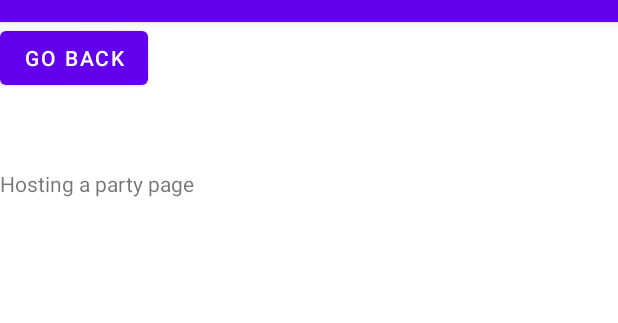
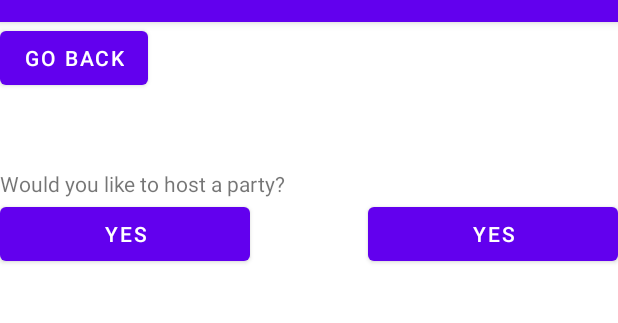
Before and after one commit to vsharma8363/1999, an Android app: the Hosting screen opened directly, with no data from a screen before it, on a phone screen of 412 x 824 dp, the part 62-385 px from its top. Run offline under Robolectric (Android 15) with nearby library versions, the phone set to English and light mode, and no system bars; our stand-ins replace Firebase (no records; nobody signed in at launch, a user with empty details on screens opened directly).

Commit message:
Added fragment capabilities in Application

```diff
--- a/Android/app/src/main/java/com/party/technologies/nineteen_ninety_nine/data/party/PartyInterface.java
+++ b/Android/app/src/main/java/com/party/technologies/nineteen_ninety_nine/data/party/PartyInterface.java
@@ -85,17 +85,16 @@ public class PartyInterface {
     }
 
     /**
-     * Returns an ArrayList of all parties that are hosted by a host with the UID.
+     * Returns a Party object hosted by a host with the UID.
      * @param hostUID A UID to search for.
-     * @return ArrayList of all parties that were created by host.
+     * @return Party object of party hosted by the host. (null if no party is being hosted)
      */
-    public static ArrayList<Party> getPartiesByHost(String hostUID) {
-        ArrayList<Party> output = new ArrayList<Party>();
-        for(Party p:allParties) {
-            if(p.getHostID().equals(hostUID))
-                output.add(p);
+    public static Party getPartyByHost(String hostUID) {
+        for(Party party:allParties) {
+            if(party.getHostID().equals(hostUID))
+                return party;
         }
-        return output;
+        return null;
     }
 
     /**Returns parties located in the radius (miles)**/
--- a/Android/app/src/main/java/com/party/technologies/nineteen_ninety_nine/ui/pages/Hosting.java
+++ b/Android/app/src/main/java/com/party/technologies/nineteen_ninety_nine/ui/pages/Hosting.java
@@ -1,7 +1,14 @@
 package com.party.technologies.nineteen_ninety_nine.ui.pages;
 
 import androidx.appcompat.app.AppCompatActivity;
+import androidx.fragment.app.Fragment;
+import androidx.fragment.app.FragmentManager;
+import androidx.fragment.app.FragmentTransaction;
+
 import com.party.technologies.nineteen_ninety_nine.R;
+import com.party.technologies.nineteen_ninety_nine.data.party.Party;
+import com.party.technologies.nineteen_ninety_nine.data.party.PartyInterface;
+import com.party.technologies.nineteen_ninety_nine.data.user.UserInterface;
 import com.party.technologies.nineteen_ninety_nine.ui.Home;
 
 import android.content.Intent;
@@ -23,5 +30,20 @@ public class Hosting extends AppCompatActivity {
                 startActivity(new Intent(getApplicationContext(), Home.class));
             }
         });
+        // Define individual possible fragments
+        Fragment newPartyFragment = new HostingNewParty();
+        Fragment createPartyFragment = new CreateParty();
+        // Create fragment management
+        FragmentManager fm = getSupportFragmentManager();
+        FragmentTransaction transaction = fm.beginTransaction();
+        // Load party data
+        Party partyByUser = PartyInterface.getPartyByHost(UserInterface.getCurrentUserUID());
+        partyByUser = null;
+        // If user is currently not hosting a party
+        if (partyByUser == null) {
+            transaction.replace(R.id.hosting_fragment_view, newPartyFragment);
+        }
+        else {}
+        transaction.commit();
     }
 }
--- /dev/null
+++ b/Android/app/src/main/java/com/party/technologies/nineteen_ninety_nine/ui/pages/HostingNewParty.java
@@ -0,0 +1,68 @@
+package com.party.technologies.nineteen_ninety_nine.ui.pages;
+
+import android.os.Bundle;
+
+import androidx.fragment.app.Fragment;
+import androidx.fragment.app.FragmentManager;
+import androidx.fragment.app.FragmentTransaction;
+
+import android.view.LayoutInflater;
+import android.view.View;
+import android.view.ViewGroup;
+import android.widget.Button;
+
+import com.party.technologies.nineteen_ninety_nine.R;
+
+/**
+ * A simple {@link Fragment} subclass.
+ * Use the {@link HostingNewParty#newInstance} factory method to
+ * create an instance of this fragment.
+ */
+public class HostingNewParty extends Fragment {
+
+    public HostingNewParty() {
+        // Required empty public constructor
+    }
+
+    public static HostingNewParty newInstance() {
+        HostingNewParty fragment = new HostingNewParty();
+        return fragment;
+    }
+
+    @Override
+    public void onCreate(Bundle savedInstanceState) {
+        super.onCreate(savedInstanceState);
+    }
+
+    @Override
+    public View onCreateView(LayoutInflater inflater, ViewGroup container,
+                             Bundle savedInstanceState) {
+        // Inflate the layout for this fragment
+        View view = inflater.inflate(R.layout.fragment_new_host, container, false);
+        // Add functionality for buttons.
+        Button yes1 = (Button) view.findViewById(R.id.yes_host_1);
+        Button yes2 = (Button) view.findViewById(R.id.yes_host_2);
+        // Add fragment functionality
+        Fragment fragment = new CreateParty();
+        FragmentManager fragmentManager = getActivity().getSupportFragmentManager();
+        FragmentTransaction fragmentTransaction = fragmentManager.beginTransaction();
+        yes1.setOnClickListener(new View.OnClickListener() {
+            @Override
+            public void onClick(View v) {
+                fragmentTransaction.replace(R.id.hosting_fragment_view, fragment);
+                fragmentTransaction.addToBackStack(null);
+                fragmentTransaction.commit();
+            }
+        });
+        yes2.setOnClickListener(new View.OnClickListener() {
+            @Override
+            public void onClick(View v) {
+                fragmentTransaction.replace(R.id.hosting_fragment_view, fragment);
+                fragmentTransaction.addToBackStack(null);
+                fragmentTransaction.commit();
+            }
+        });
+        // Return the view page
+        return view;
+    }
+}
--- a/Android/app/src/main/res/layout/activity_hosting.xml
+++ b/Android/app/src/main/res/layout/activity_hosting.xml
@@ -35,11 +35,11 @@
             android:layout_width="match_parent"
             android:layout_height="50dp" />
 
-        <TextView
-            android:id="@+id/textView"
+        <androidx.fragment.app.FragmentContainerView
+            xmlns:android="http://schemas.android.com/apk/res/android"
+            android:id="@+id/hosting_fragment_view"
             android:layout_width="match_parent"
-            android:layout_height="wrap_content"
-            android:text="Hosting a party page" />
+            android:layout_height="match_parent" />
 
 
     </LinearLayout>
--- /dev/null
+++ b/Android/app/src/main/res/layout/fragment_new_host.xml
@@ -0,0 +1,51 @@
+<?xml version="1.0" encoding="utf-8"?>
+<FrameLayout xmlns:android="http://schemas.android.com/apk/res/android"
+    xmlns:tools="http://schemas.android.com/tools"
+    android:layout_width="match_parent"
+    android:layout_height="match_parent"
+    tools:context=".ui.pages.HostingNewParty">
+
+    <LinearLayout
+        android:layout_width="match_parent"
+        android:layout_height="match_parent"
+        android:orientation="vertical">
+
+        <TextView
+            android:layout_width="match_parent"
+            android:layout_height="wrap_content"
+            android:text="Would you like to host a party?" />
+
+        <Space
+            android:layout_width="wrap_content"
+            android:layout_height="wrap_content"
+            android:layout_weight="1" />
+
+        <LinearLayout
+            android:layout_width="match_parent"
+            android:layout_height="match_parent"
+            android:orientation="horizontal">
+
+            <Button
+                android:id="@+id/yes_host_1"
+                android:layout_width="wrap_content"
+                android:layout_height="wrap_content"
+                android:layout_weight="1"
+                android:text="Yes" />
+
+            <Space
+                android:layout_width="wrap_content"
+                android:layout_height="wrap_content"
+                android:layout_weight="1" />
+
+            <Button
+                android:id="@+id/yes_host_2"
+                android:layout_width="wrap_content"
+                android:layout_height="wrap_content"
+                android:layout_weight="1"
+                android:text="Yes" />
+
+        </LinearLayout>
+
+    </LinearLayout>
+
+</FrameLayout>
```
Also changed, not shown: Android/app/src/main/java/com/party/technologies/nineteen_ninety_nine/ui/pages/CreateParty.java (added, +40 -0 lines), Android/app/src/main/res/layout/fragment_create_edit_party.xml (added, +21 -0 lines).
